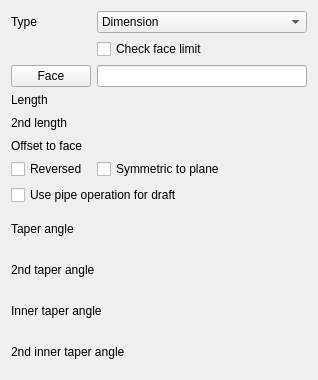
Qt form src/Mod/PartDesign/Gui/TaskPocketParameters.ui (wavexx/FreeCAD) before a commit.
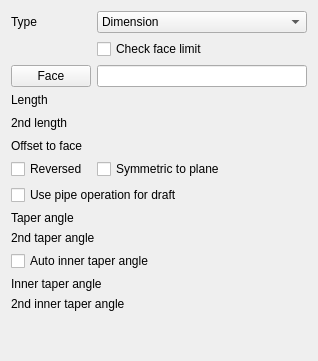
The same form after that commit. Custom widgets are drawn as their Qt base class.

Commit message:
Part/PD: fix backward compatibility of Extrusion inner taper angle
As well as PartDesign::Pad/Pocket

Diff of the .ui file:
```diff
--- a/src/Mod/PartDesign/Gui/TaskPocketParameters.ui
+++ b/src/Mod/PartDesign/Gui/TaskPocketParameters.ui
@@ -7,7 +7,7 @@
     <x>0</x>
     <y>0</y>
     <width>318</width>
-    <height>380</height>
+    <height>361</height>
    </rect>
   </property>
   <property name="windowTitle">
@@ -188,6 +188,16 @@
      </item>
     </layout>
    </item>
+   <item>
+    <widget class="QCheckBox" name="autoInnerTaperAngle">
+     <property name="text">
+      <string>Auto inner taper angle</string>
+     </property>
+     <property name="checked">
+      <bool>false</bool>
+     </property>
+    </widget>
+   </item>
    <item>
     <layout class="QHBoxLayout" name="horizontalLayout_10">
      <item>
@@ -242,6 +252,19 @@
      </item>
     </layout>
    </item>
+   <item>
+    <spacer name="verticalSpacer">
+     <property name="orientation">
+      <enum>Qt::Vertical</enum>
+     </property>
+     <property name="sizeHint" stdset="0">
+      <size>
+       <width>20</width>
+       <height>40</height>
+      </size>
+     </property>
+    </spacer>
+   </item>
   </layout>
  </widget>
  <customwidgets>
```
The commit also changes 9 other files.
